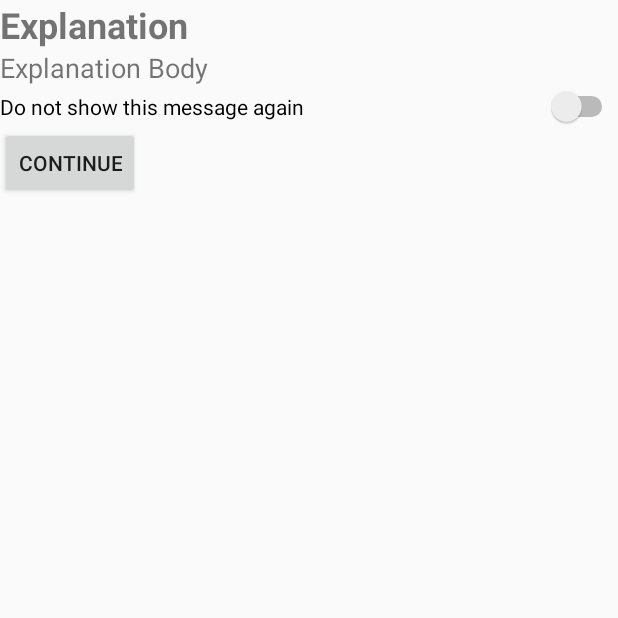
After one commit to jogoco78/RightsApp, an Android app: the ExplanationActivity screen opened directly, with no data from a screen before it, on a phone screen of 412 x 824 dp, the top half of it. The commit adds this screen. Run offline under Robolectric (Android 15) with nearby library versions, the phone set to English and light mode, and no system bars.

Commit message:
Splashscreen & Explanation activity

```diff
--- a/app/src/main/AndroidManifest.xml
+++ b/app/src/main/AndroidManifest.xml
@@ -17,9 +17,8 @@
             </intent-filter>
         </activity>
         <activity android:name=".TermsAndConditions" />
-        <activity android:name=".RightsAppActivity"/>
-
-
+        <activity android:name=".ExplanationActivity" />
+        <activity android:name=".RightsAppActivity"></activity>
     </application>
 
 </manifest>
--- /dev/null
+++ b/app/src/main/java/cat/uab/idt/rightsapp/ExplanationActivity.java
@@ -0,0 +1,97 @@
+package cat.uab.idt.rightsapp;
+
+import android.content.Context;
+import android.content.Intent;
+import android.content.SharedPreferences;
+import android.support.v7.app.AppCompatActivity;
+import android.os.Bundle;
+import android.view.View;
+import android.widget.Button;
+import android.widget.Switch;
+
+public class ExplanationActivity extends AppCompatActivity {
+    boolean showExplanation = true;
+
+    @Override
+    protected void onCreate(Bundle savedInstanceState) {
+        super.onCreate(savedInstanceState);
+        setContentView(R.layout.activity_explanation);
+
+        final Button button = findViewById(R.id.button_explanation);
+        button.setOnClickListener(new View.OnClickListener() {
+            public void onClick(View v){
+                Context context = getApplicationContext();
+                SharedPreferences mSharedPreferences = context.getSharedPreferences(
+                        getString(R.string.preference_file_key), Context.MODE_PRIVATE);
+
+                SharedPreferences.Editor editor = mSharedPreferences.edit();
+                editor.putBoolean("show_explanation", showExplanation);
+                editor.apply();
+
+                Intent intent = new Intent(getApplicationContext(), RightsAppActivity.class);
+                startActivity(intent);
+
+            }
+        });
+
+        final Switch _switch = findViewById(R.id.switch_explanation);
+        _switch.setOnClickListener(new View.OnClickListener() {
+            public void onClick(View view){
+                showExplanation = !_switch.isChecked();
+            }
+        });
+
+        /*Context context = getApplicationContext();
+        SharedPreferences mSharedPreferences = context.getSharedPreferences(
+                getString(R.string.preference_file_key), Context.MODE_PRIVATE);
+
+        boolean firstTime = mSharedPreferences.getBoolean("firstTime", true);
+        if(firstTime){
+            SharedPreferences.Editor editor = mSharedPreferences.edit();
+            editor.putBoolean("firstTime", false);
+            editor.apply();
+
+            DataBaseHelper myDataBase = new DataBaseHelper(this);
+            try{
+                myDataBase.createDatabase();
+            }catch (IOException e){
+                System.out.println("Error creating database");
+                throw new Error("Unable to create database: " + e.getMessage());
+            }
+
+            Intent intent = new Intent(getApplicationContext(), TermsAndConditions.class);
+            startActivity(intent);
+        }else{
+            System.out.println("Not first time");
+        }*/
+
+
+
+        /*DataBaseHelper myDataBase = new DataBaseHelper(this);
+
+        try{
+            myDataBase.createDatabase();
+        }catch (IOException e){
+            System.out.println("Error creating database");
+            throw new Error("Unable to create database: " + e.getMessage());
+        }
+
+       try{
+            myDataBase.openDataBase();
+        }catch (SQLException e){
+            System.out.println("Error opening database");
+           // throw new Error("Unable to open database");
+        }catch (Exception e){
+           System.out.println("Error opening database 2");
+       }
+       ArrayList<AnswerModel> result = myDataBase.getAnswersForQuestion(2);
+        for(int i = 0; i < result.size(); i++){
+            System.out.println("i: " + i + " ID: " + result.get(i).getId());
+            System.out.println("Text_es: " + result.get(i).getText_es());
+        }
+
+        System.out.println("Fin1. Size: " + result.size());
+        myDataBase.close();*/
+
+    }
+}
--- /dev/null
+++ b/app/src/main/res/layout/activity_explanation.xml
@@ -0,0 +1,72 @@
+<?xml version="1.0" encoding="utf-8"?>
+<android.support.constraint.ConstraintLayout xmlns:android="http://schemas.android.com/apk/res/android"
+    xmlns:app="http://schemas.android.com/apk/res-auto"
+    xmlns:tools="http://schemas.android.com/tools"
+    android:layout_width="match_parent"
+    android:layout_height="match_parent"
+    tools:context=".ExplanationActivity">
+
+    <LinearLayout
+        android:layout_width="match_parent"
+        android:layout_height="match_parent"
+        android:orientation="vertical">
+
+        <TextView
+            android:id="@+id/textView4"
+            android:layout_width="match_parent"
+            android:layout_height="wrap_content"
+            android:text="@string/explanation_title"
+            android:textSize="24sp"
+            android:textStyle="bold"
+            tools:text="@string/explanation_title" />
+
+        <ScrollView
+            android:layout_width="match_parent"
+            android:layout_height="match_parent">
+
+            <LinearLayout
+                android:layout_width="match_parent"
+                android:layout_height="wrap_content"
+                android:orientation="vertical">
+
+                <TextView
+                    android:id="@+id/textView6"
+                    android:layout_width="match_parent"
+                    android:layout_height="wrap_content"
+                    android:text="@string/explanation_body"
+                    android:textSize="18sp"
+                    tools:text="@string/explanation_body" />
+
+                <Space
+                    android:layout_width="match_parent"
+                    android:layout_height="wrap_content" />
+
+                <LinearLayout
+                    android:layout_width="match_parent"
+                    android:layout_height="match_parent"
+                    android:orientation="horizontal">
+
+                    <Switch
+                        android:id="@+id/switch_explanation"
+                        android:layout_width="wrap_content"
+                        android:layout_height="wrap_content"
+                        android:layout_weight="1"
+                        android:checked="false"
+                        android:text="@string/do_not_show"
+                        tools:text="@string/do_not_show" />
+
+                </LinearLayout>
+
+                <Button
+                    android:id="@+id/button_explanation"
+                    android:layout_width="wrap_content"
+                    android:layout_height="wrap_content"
+                    android:layout_weight="1"
+                    android:text="@string/next"
+                    tools:text="@string/next" />
+
+            </LinearLayout>
+        </ScrollView>
+
+    </LinearLayout>
+</android.support.constraint.ConstraintLayout>
--- a/app/src/main/res/layout/activity_terms_and_conditions.xml
+++ b/app/src/main/res/layout/activity_terms_and_conditions.xml
@@ -31,14 +31,14 @@
                     android:id="@+id/textView"
                     android:layout_width="wrap_content"
                     android:layout_height="wrap_content"
-                    android:text="@string/terms_and_conditions_title1"
+                    android:text="@string/terms_and_conditions_title"
                     android:textSize="24sp" />
 
                 <TextView
                     android:id="@+id/textView3"
                     android:layout_width="wrap_content"
                     android:layout_height="wrap_content"
-                    android:text="@string/terms_and_conditions_body1"
+                    android:text="@string/terms_and_conditions_body"
                     android:textSize="18sp" />
             </LinearLayout>
         </ScrollView>
--- a/app/src/main/res/values/strings.xml
+++ b/app/src/main/res/values/strings.xml
@@ -5,12 +5,17 @@
 
     <!-- Terms and conditions -->
     <string name="terms_and_conditions">Terms and conditions</string>
-    <string name="terms_and_conditions_title1">Title 1</string>
-    <string name="terms_and_conditions_body1">Body 1</string>
-    <string name="terms_and_conditions_title2">Title 2</string>
-    <string name="terms_and_conditions_body2">Body 2</string>
+    <string name="terms_and_conditions_title">Title</string>
+    <string name="terms_and_conditions_body">Body</string>
 
     <!-- Buttons -->
     <string name="ok">Accept</string>
     <string name="cancel">Decline</string>
+    <string name="next">Continue</string>
+
+    <!-- explanation -->
+    <string name="explanation_title">Explanation</string>
+    <string name="explanation_body">Explanation Body</string>
+    <string name="do_not_show">Do not show this message again</string>
+
 </resources>
--- a/app/src/main/res/values/styles.xml
+++ b/app/src/main/res/values/styles.xml
@@ -6,6 +6,7 @@
         <item name="colorPrimary">@color/colorPrimary</item>
         <item name="colorPrimaryDark">@color/colorPrimaryDark</item>
         <item name="colorAccent">@color/colorAccent</item>
+        <item name="windowNoTitle">true</item>
     </style>
 
     <!-- The launcher theme. It sets the main window background to the launch_screen drawable -->
```
Also changed, not shown: app/src/main/java/cat/uab/idt/rightsapp/RightsAppActivity.java (+0 -66 lines), app/src/main/java/cat/uab/idt/rightsapp/SplashScreenActivity.java (+33 -11 lines), app/src/main/res/layout/activity_rights_app.xml (+0 -9 lines), 1 other file.
